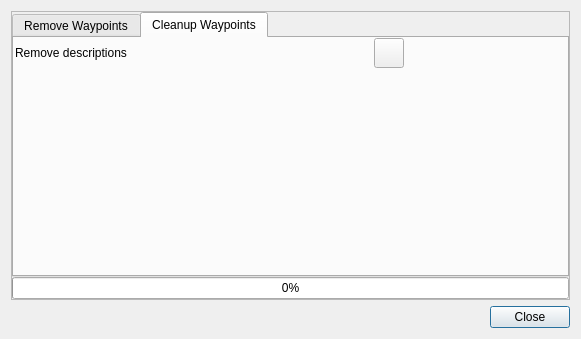
Qt form src/plugins/filterCleanup/filtercleanupdialog.ui (shujaatak/gpsbook) before a commit.
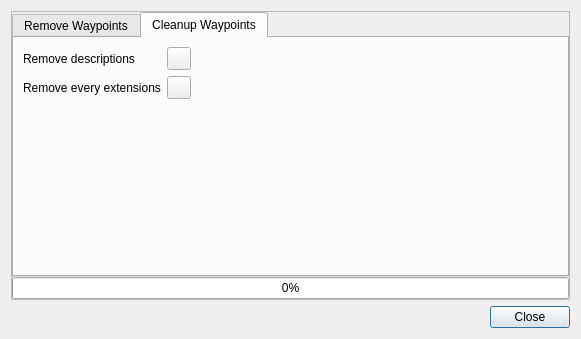
The same form after that commit. The open tabs and pages were chosen to show the change. Icons and pictures are not drawn.

The edit to the form file:
```diff
--- a/src/plugins/filterCleanup/filtercleanupdialog.ui
+++ b/src/plugins/filterCleanup/filtercleanupdialog.ui
@@ -195,33 +195,64 @@
          <attribute name="title">
           <string>Cleanup Waypoints</string>
          </attribute>
-         <widget class="QToolButton" name="toolButtonRemoveDesc">
-          <property name="geometry">
-           <rect>
-            <x>360</x>
-            <y>0</y>
-            <width>30</width>
-            <height>30</height>
-           </rect>
-          </property>
-          <property name="icon">
-           <iconset>
-            <normaloff>:/icons/resources/media-playback-start.png</normaloff>:/icons/resources/media-playback-start.png</iconset>
-          </property>
-         </widget>
-         <widget class="QLabel" name="label_2">
-          <property name="geometry">
-           <rect>
-            <x>1</x>
-            <y>0</y>
-            <width>361</width>
-            <height>30</height>
-           </rect>
-          </property>
-          <property name="text">
-           <string>Remove descriptions</string>
-          </property>
-         </widget>
+         <layout class="QGridLayout" name="gridLayout_2">
+          <item row="0" column="0">
+           <widget class="QLabel" name="label_2">
+            <property name="text">
+             <string>Remove descriptions</string>
+            </property>
+           </widget>
+          </item>
+          <item row="0" column="1">
+           <widget class="QToolButton" name="toolButtonRemoveDesc">
+            <property name="icon">
+             <iconset resource="../../GPSBook/icons/gtk/gtk_icons.qrc">
+              <normaloff>:/icons/gtk/edit-clear.png</normaloff>:/icons/gtk/edit-clear.png</iconset>
+            </property>
+           </widget>
+          </item>
+          <item row="1" column="0">
+           <widget class="QLabel" name="label_7">
+            <property name="text">
+             <string>Remove every extensions</string>
+            </property>
+           </widget>
+          </item>
+          <item row="1" column="1">
+           <widget class="QToolButton" name="toolButtonRemoveExtensions">
+            <property name="icon">
+             <iconset resource="../../GPSBook/icons/gtk/gtk_icons.qrc">
+              <normaloff>:/icons/gtk/edit-clear.png</normaloff>:/icons/gtk/edit-clear.png</iconset>
+            </property>
+           </widget>
+          </item>
+          <item row="2" column="0">
+           <spacer name="verticalSpacer_2">
+            <property name="orientation">
+             <enum>Qt::Vertical</enum>
+            </property>
+            <property name="sizeHint" stdset="0">
+             <size>
+              <width>20</width>
+              <height>40</height>
+             </size>
+            </property>
+           </spacer>
+          </item>
+          <item row="0" column="2">
+           <spacer name="horizontalSpacer">
+            <property name="orientation">
+             <enum>Qt::Horizontal</enum>
+            </property>
+            <property name="sizeHint" stdset="0">
+             <size>
+              <width>40</width>
+              <height>20</height>
+             </size>
+            </property>
+           </spacer>
+          </item>
+         </layout>
         </widget>
        </widget>
       </item>
```
Left out of the diff: 3 changed lines with no effect on the pictures.
